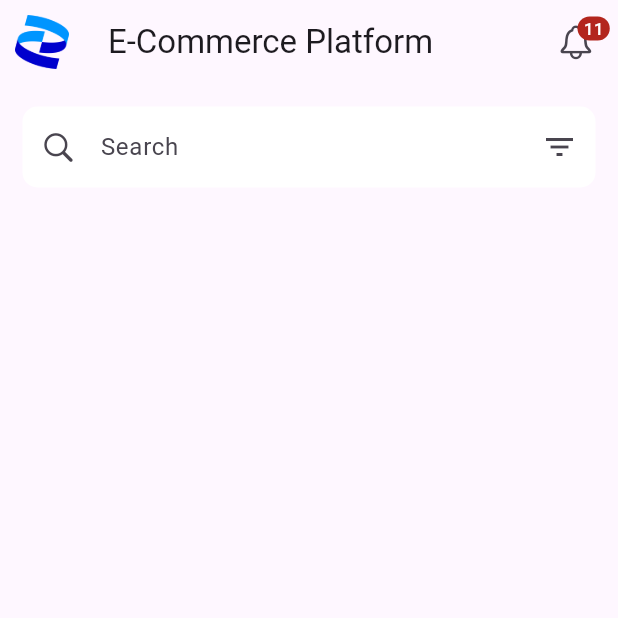
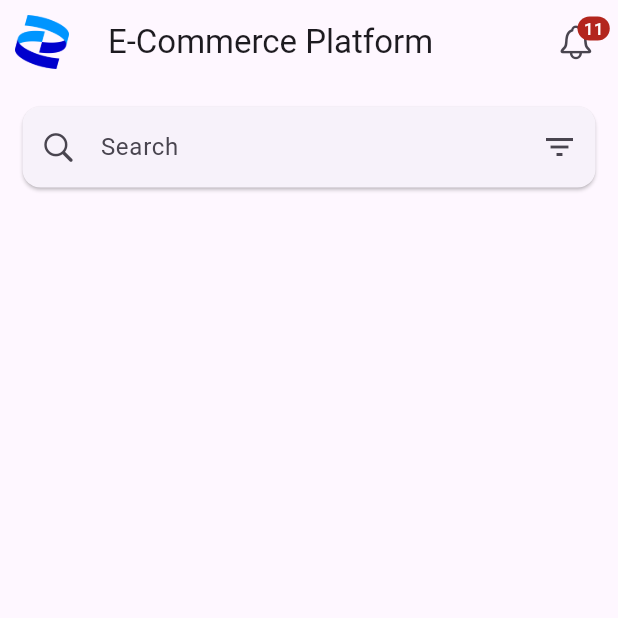
Before and after one commit to alnoman997/E-Commerce_App_UI_-Flutter-, a Flutter app: the screen it shows after launch, on a phone screen of 412 x 824 dp, the top half of it. Run offline on Flutter 3.47's test engine with Material 3 defaults, Android fonts, the phone set to English and light mode, and no system bars.

Commit message:
e commerce app ui

```diff
--- a/lib/screens/home/home_screen.dart
+++ b/lib/screens/home/home_screen.dart
@@ -33,12 +33,21 @@ class _HomeScreenState extends State<HomeScreen> {
 
       body: ListView(
         children: [
-          Container(
+
+
+          // we will use card instead of container for building the search bar here.
+
+          // Container(
+            // margin: EdgeInsets.all(15),
+            // decoration: BoxDecoration(
+            //   color: Colors.white,
+            //   borderRadius: BorderRadius.circular(10)
+            // ),
+
+          // Search Box.
+
+          Card(
             margin: EdgeInsets.all(15),
-            decoration: BoxDecoration(
-              color: Colors.white,
-              borderRadius: BorderRadius.circular(10)
-            ),
             child: TextField(
               decoration: InputDecoration(
                 hintText: 'Search',
@@ -48,7 +57,9 @@ class _HomeScreenState extends State<HomeScreen> {
                 border: InputBorder.none
               ),
             ),
-          )
+          ),
+
+
         ],
       ),
 
```
